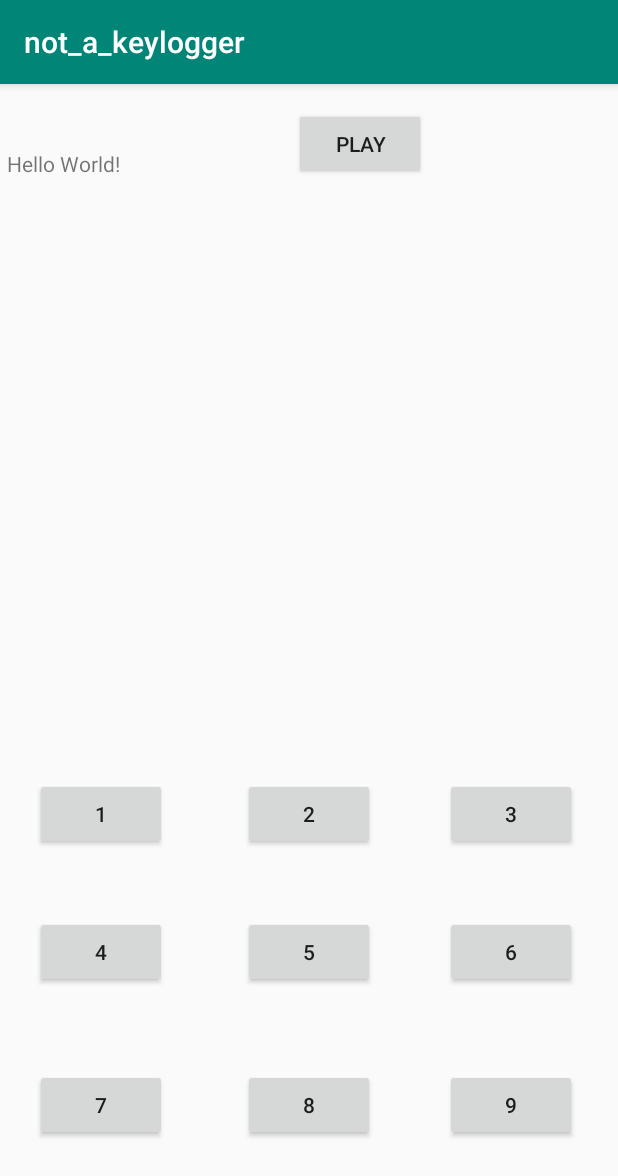
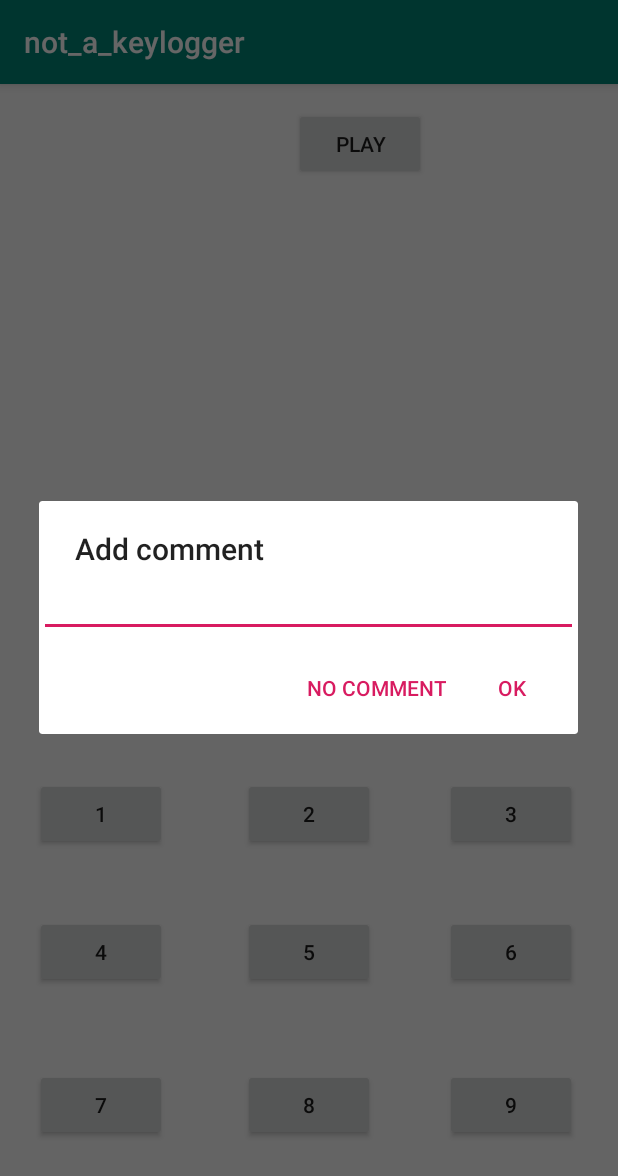
Before and after one commit to Justin-font/not_a_keylogger, an Android app: the screen it shows after launch (MainActivity), after a tap on "PAUSE", on a phone screen of 412 x 824 dp. Shown: the top 1176 px of the screen. Run offline under Robolectric (Android 15) with nearby library versions, the phone set to English and light mode, and no system bars; 1 other tap on this screen came first.

Commit message:
add comment

```diff
--- a/app/src/main/java/com/example/not_a_keylogger/MainActivity.java
+++ b/app/src/main/java/com/example/not_a_keylogger/MainActivity.java
@@ -1,16 +1,21 @@
 package com.example.not_a_keylogger;
 
+import androidx.appcompat.app.AlertDialog;
 import androidx.appcompat.app.AppCompatActivity;
 
 import android.content.Context;
+import android.content.DialogInterface;
 import android.hardware.Sensor;
 import android.hardware.SensorEvent;
 import android.hardware.SensorEventListener;
 import android.hardware.SensorManager;
 import android.os.Bundle;
+import android.os.Environment;
+import android.text.InputType;
 import android.util.Log;
 import android.widget.Button;
 import android.view.View;
+import android.widget.EditText;
 import android.widget.Toast;
 
 import java.io.File;
@@ -40,6 +45,8 @@ public class MainActivity extends AppCompatActivity implements SensorEventListen
     private List<String> buttonRecords = new ArrayList<String>();
 
     private List<String> accelerometerRecords= new ArrayList<String>();
+
+    private String comment;
 
     @Override
     protected void onCreate(Bundle savedInstanceState) {
@@ -75,12 +82,17 @@ public class MainActivity extends AppCompatActivity implements SensorEventListen
     {
         bpause.setVisibility(View.INVISIBLE);
         bplay.setVisibility(View.VISIBLE);
-        Toast.makeText(this, "Clicked on Button", Toast.LENGTH_LONG).show();
         sensorManager.unregisterListener(this);
 
+        addComment();
 
+
+
+    }
+
+    public void save(){
         Long tsLong = System.currentTimeMillis();
-            String path = String.valueOf(this.getFilesDir());
+        String path = String.valueOf(this.getExternalFilesDir("Records"));
         Log.i("path : ",path);
 
         final File file = new File(path, String.valueOf(tsLong)+".txt");
@@ -99,19 +111,21 @@ public class MainActivity extends AppCompatActivity implements SensorEventListen
             for (int i=0; i<buttonRecords.size(); i++) {
                 myOutWriter.append("buttonRecord,"+buttonRecords.get(i)+"\n" );
             }
+            myOutWriter.append("comment : "+comment);
             myOutWriter.close();
 
             fOut.flush();
             fOut.close();
+            Toast.makeText(this, "saved at : "+path, Toast.LENGTH_LONG).show();
+
         }
+
         catch (IOException e)
         {
             Log.e("Exception", "File write failed: " + e.toString());
         }
 
     }
-
-
     public void buttonClicked(View v){
             Button b = (Button)v;
             String buttonText = b.getText().toString();
@@ -149,5 +163,35 @@ public class MainActivity extends AppCompatActivity implements SensorEventListen
 
     }
 
+    public void addComment(){
+        AlertDialog.Builder builder = new AlertDialog.Builder(this);
+        builder.setTitle("Add comment");
+
+// Set up the input
+        final EditText input = new EditText(this);
+// Specify the type of input expected; this, for example, sets the input as a password, and will mask the text
+        input.setInputType(InputType.TYPE_CLASS_TEXT );
+        builder.setView(input);
+
+// Set up the buttons
+        builder.setPositiveButton("OK", new DialogInterface.OnClickListener() {
+            @Override
+            public void onClick(DialogInterface dialog, int which) {
+                comment = input.getText().toString();
+                save();
+            }
+        });
+        builder.setNegativeButton("No comment", new DialogInterface.OnClickListener() {
+            @Override
+            public void onClick(DialogInterface dialog, int which) {
+                comment ="";
+                save();
+                dialog.cancel();
 
             }
+        });
+
+        builder.show();
+    }
+
+}
--- a/app/src/main/res/layout/activity_main.xml
+++ b/app/src/main/res/layout/activity_main.xml
@@ -63,18 +63,6 @@
         android:text="9"
         app:layout_constraintBottom_toBottomOf="parent"
         app:layout_constraintEnd_toEndOf="parent" />
-
-    <TextView
-        android:id="@+id/textView"
-        android:layout_width="wrap_content"
-        android:layout_height="wrap_content"
-        android:text="Hello World!"
-        app:layout_constraintBottom_toBottomOf="parent"
-        app:layout_constraintHorizontal_bias="0.014"
-        app:layout_constraintLeft_toLeftOf="parent"
-        app:layout_constraintRight_toRightOf="parent"
-        app:layout_constraintTop_toTopOf="parent"
-        app:layout_constraintVertical_bias="0.058" />
 
     <Button
         android:id="@+id/button1"
```
Also changed, not shown: 2 other files. Lines whose indentation alone changed are shown as unchanged.
